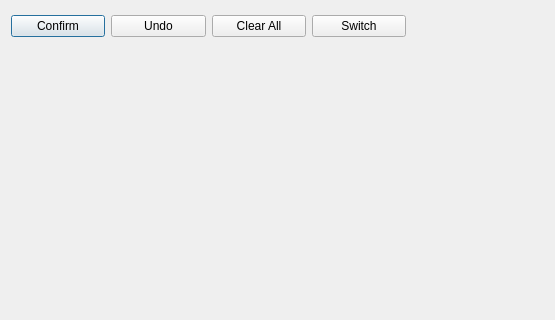
This is ROISelectionWindow.ui in Wanncye/MechMindQtMTF as Qt 5 draws it before an edit; both pictures show x 0 to 555 and y 0 to 320 of the 823 by 527 pixel window. The edited form follows.
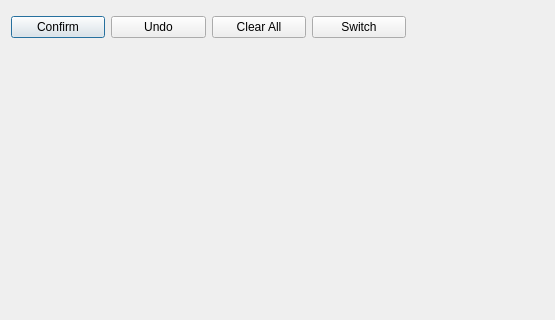
This is the edited form.

Diff of the .ui file:
```diff
--- a/ROISelectionWindow.ui
+++ b/ROISelectionWindow.ui
@@ -25,7 +25,7 @@
      <x>11</x>
      <y>11</y>
      <width>395</width>
-     <height>31</height>
+     <height>32</height>
     </rect>
    </property>
    <layout class="QHBoxLayout" name="horizontalLayout">
```
